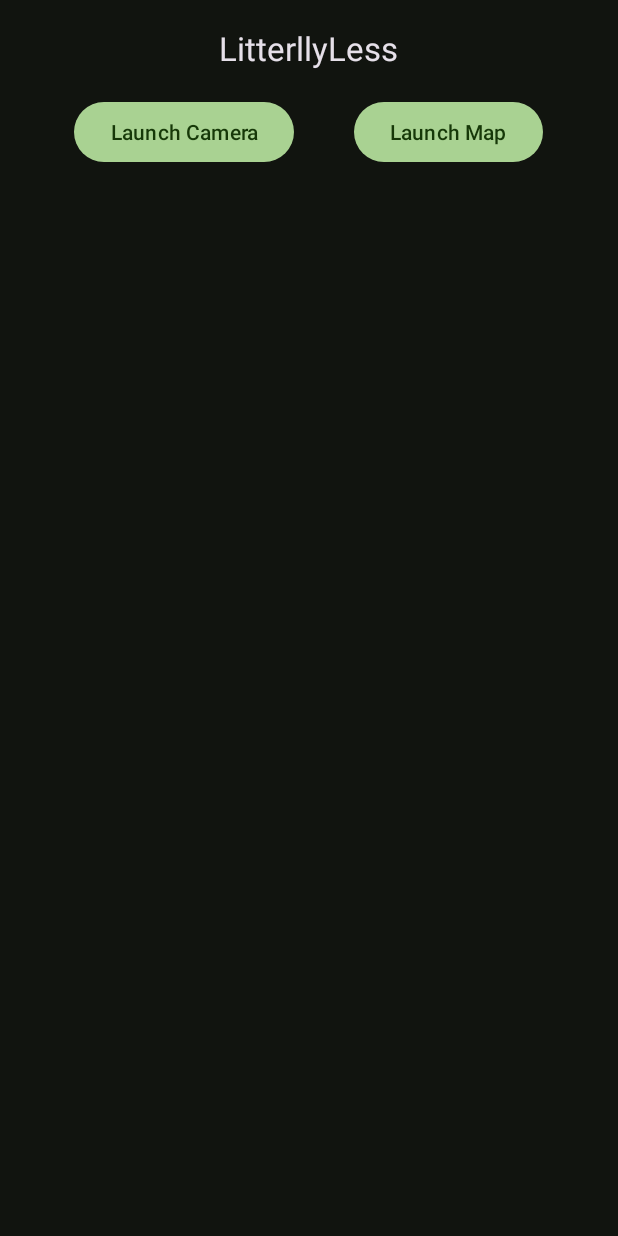
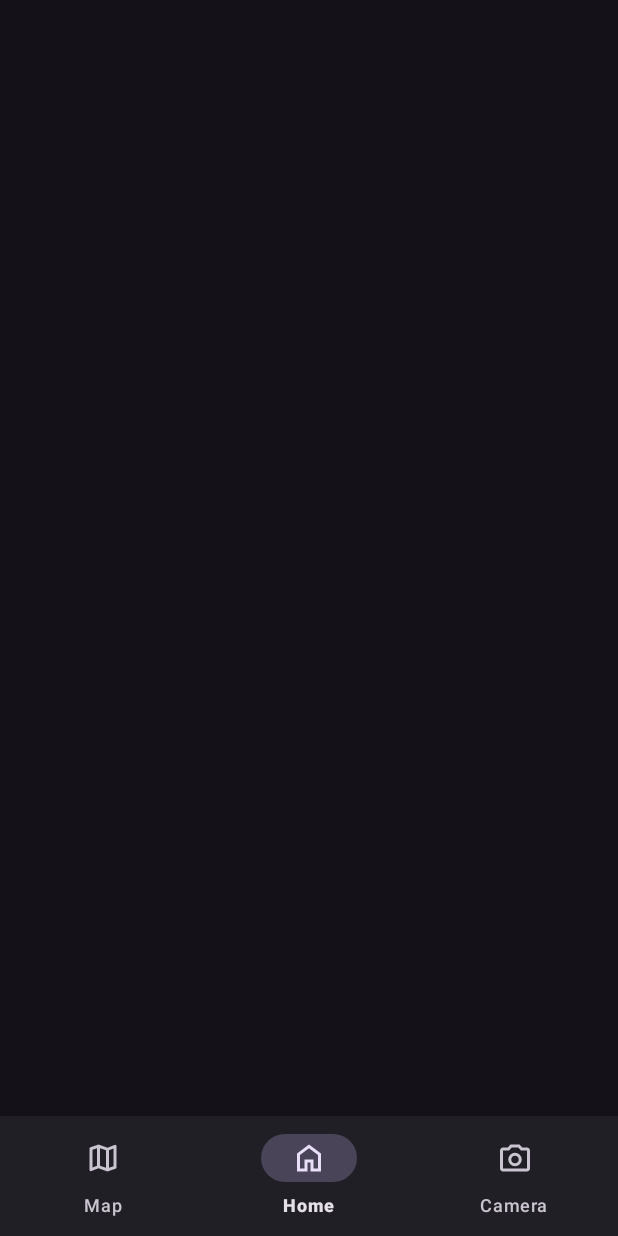
Before and after one commit to goatfanboi23/LitterallyLess, an Android app: the screen it shows after launch (MainActivity), on a phone screen of 412 x 824 dp. Run offline under Robolectric (Android 15) with nearby library versions, the phone set to English and light mode, and no system bars; libraries missing offline, so code that uses them is left out: com.mapbox.common; 1 statement that could not run was skipped.

Commit message:
1. cleaned up imports and unused methods. 2. fixed gradle bug where BuildConfig did not generate string with surrounding quotes 3. added themeing support

```diff
--- a/app/src/main/AndroidManifest.xml
+++ b/app/src/main/AndroidManifest.xml
@@ -20,7 +20,7 @@
             android:label="@string/app_name"
             android:roundIcon="@mipmap/ic_launcher_round"
             android:supportsRtl="true"
-            android:theme="@style/Theme.LitterllyLess"
+            android:theme="@style/Theme.Material3.Dark.NoActionBar"
             android:fitsSystemWindows="true"
             tools:targetApi="35">
             <activity
--- /dev/null
+++ b/app/src/main/java/software/enginer/litterallyless/perms/CameraPermTransition.java
@@ -0,0 +1,35 @@
+package software.enginer.litterallyless.perms;
+
+import android.Manifest;
+
+import androidx.activity.ComponentActivity;
+import androidx.annotation.IdRes;
+import androidx.appcompat.app.AppCompatActivity;
+import androidx.fragment.app.Fragment;
+
+import java.util.Map;
+import java.util.function.Supplier;
+
+import software.enginer.litterallyless.util.perms.LoggablePermissionRequester;
+import software.enginer.litterallyless.util.perms.PermissionRequester;
+
+public class CameraPermTransition extends LoggablePermissionRequester {
+    private final int containerViewId;
+    private final Supplier<Fragment> fragmentCreator;
+
+    public CameraPermTransition(AppCompatActivity context, @IdRes int containerViewId, Supplier<Fragment> fragmentCreator) {
+        super(context, "USED FOR AI TRASH DETECTION", Manifest.permission.CAMERA);
+        this.containerViewId = containerViewId;
+        this.fragmentCreator = fragmentCreator;
+    }
+
+    @Override
+    public void onSuccess() {
+        super.onSuccess();
+        getContext().runOnUiThread(() -> {
+            getContext().getSupportFragmentManager().beginTransaction()
+                    .replace(containerViewId, fragmentCreator.get())
+                    .commitNow();
+        });
+    }
+}
--- /dev/null
+++ b/app/src/main/java/software/enginer/litterallyless/perms/LocationPermTransition.java
@@ -0,0 +1,37 @@
+package software.enginer.litterallyless.perms;
+
+import android.Manifest;
+
+import androidx.annotation.IdRes;
+import androidx.appcompat.app.AppCompatActivity;
+import androidx.fragment.app.Fragment;
+
+import java.util.Map;
+import java.util.function.Supplier;
+
+import software.enginer.litterallyless.util.perms.BiLoggablePermissionRequester;
+
+public class LocationPermTransition extends BiLoggablePermissionRequester {
+    private static final Map<String, String> permDescriptionMap = Map.of(Manifest.permission.ACCESS_COARSE_LOCATION, "Needed to approximate location on map",
+            Manifest.permission.ACCESS_FINE_LOCATION, "Needed to get precise location on map"
+    );
+
+    private final int containerViewId;
+    private final Supplier<Fragment> fragmentCreator;
+
+    public LocationPermTransition(AppCompatActivity activity, @IdRes int containerViewId, Supplier<Fragment> fragmentCreator) {
+        super(activity,  true, permDescriptionMap);
+        this.containerViewId = containerViewId;
+        this.fragmentCreator = fragmentCreator;
+    }
+
+    @Override
+    public void onSuccess() {
+        super.onSuccess();
+        getContext().runOnUiThread(() -> {
+            getContext().getSupportFragmentManager().beginTransaction()
+                    .replace(containerViewId, fragmentCreator.get())
+                    .commitNow();
+        });
+    }
+}
--- a/app/src/main/java/software/enginer/litterallyless/ui/MainActivity.java
+++ b/app/src/main/java/software/enginer/litterallyless/ui/MainActivity.java
@@ -9,86 +9,77 @@ import androidx.appcompat.app.AppCompatActivity;
 import androidx.core.view.WindowCompat;
 import androidx.core.view.WindowInsetsCompat;
 import androidx.core.view.WindowInsetsControllerCompat;
+import androidx.fragment.app.Fragment;
 
 import android.Manifest;
-import android.os.Build;
 import android.os.Bundle;
+import android.view.MenuItem;
 import android.view.View;
-import android.view.WindowInsets;
 
+import com.google.android.material.navigation.NavigationBarView;
+import com.google.android.material.shape.MaterialShapeDrawable;
 import com.mapbox.common.MapboxOptions;
-import com.mapbox.common.SDKVersions;
-
-import java.util.Map;
 
 import software.enginer.litterallyless.BuildConfig;
 import software.enginer.litterallyless.MapFragment;
 import software.enginer.litterallyless.R;
 import software.enginer.litterallyless.databinding.ActivityMainBinding;
-import software.enginer.litterallyless.util.perms.BiLoggablePermissionRequester;
+import software.enginer.litterallyless.perms.CameraPermTransition;
+import software.enginer.litterallyless.perms.LocationPermTransition;
 import software.enginer.litterallyless.util.perms.LoggablePermissionRequester;
 import software.enginer.litterallyless.util.perms.PermissionRequester;
 
 public class MainActivity extends AppCompatActivity {
 
-    PermissionRequester camPermRequest;
-    PermissionRequester locationPermRequest;
     ActivityMainBinding activityMainBinding;
+
+    private PermissionRequester locationPermRequest;
+    private CameraPermTransition camPermRequest;
+
 
     @Override
     protected void onCreate(Bundle savedInstanceState) {
-        try{
+        enableFullscreen();
+        super.onCreate(savedInstanceState);
+        // create binding
+        activityMainBinding = ActivityMainBinding.inflate(getLayoutInflater());
+        setContentView(activityMainBinding.getRoot());
+
+        // initialize mapbox
+        MapboxOptions.setAccessToken(BuildConfig.MapboxAccessToken);
+
+        // create permission request helpers
+        locationPermRequest = new LocationPermTransition(this, R.id.fragment_container, MapFragment::new);
+        camPermRequest = new CameraPermTransition(this, R.id.fragment_container, DetectionFragment::new);
+
+        // configure user interactions
+        activityMainBinding.navBar.setSelectedItemId(R.id.home_menu_item);
+
+        activityMainBinding.navBar.setOnItemSelectedListener(menuItem -> {
+            if (menuItem.getItemId() == R.id.camera_menu_item) {
+                camPermRequest.request();
+            } else if (menuItem.getItemId() == R.id.map_menu_item) {
+                locationPermRequest.request();
+            }else if (menuItem.getItemId() == R.id.home_menu_item){
+                runOnUiThread(() -> {
+                    getSupportFragmentManager().beginTransaction()
+                            .replace(R.id.fragment_container, new Fragment())
+                            .commitNow();
+                });
+            }
+            return true;
+        });
+    }
+
+    private void enableFullscreen() {
+        try {
             EdgeToEdge.enable(this);
-        }catch (Exception e){
+        } catch (Exception e) {
             WindowInsetsControllerCompat windowInsetsController = WindowCompat.getInsetsController(getWindow(), getWindow().getDecorView());
             // Configure the behavior of the hidden system bars.
             windowInsetsController.setSystemBarsBehavior(BEHAVIOR_SHOW_TRANSIENT_BARS_BY_SWIPE);
             windowInsetsController.hide(WindowInsetsCompat.Type.systemBars());
         }
-        super.onCreate(savedInstanceState);
-        activityMainBinding = ActivityMainBinding.inflate(getLayoutInflater());
-        setContentView(activityMainBinding.getRoot());
-        MapboxOptions.setAccessToken(BuildConfig.MapboxAccessToken);
-
-        camPermRequest = new LoggablePermissionRequester(MainActivity.this, "USED FOR AI TRASH DETECTION", Manifest.permission.CAMERA){
-            @Override
-            public void onSuccess() {
-                super.onSuccess();
-                runOnUiThread(() -> {
-                    if (savedInstanceState == null) {
-                        getSupportFragmentManager().beginTransaction()
-                                .replace(R.id.fragment_container, new DetectionFragment())
-                                .commitNow();
-                    }
-                });
-            }
-        };
-        locationPermRequest = new BiLoggablePermissionRequester(MainActivity.this, true,
-                Map.of(Manifest.permission.ACCESS_COARSE_LOCATION, "Needed to approximate location on map",
-                        Manifest.permission.ACCESS_FINE_LOCATION, "Needed to get precise location on map")
-        ){
-            @Override
-            public void onSuccess() {
-                super.onSuccess();
-                runOnUiThread(() -> {
-                    if (savedInstanceState == null) {
-                        getSupportFragmentManager().beginTransaction()
-                                .replace(R.id.fragment_container, new MapFragment())
-                                .commitNow();
-                    }
-                });
-            }
-        };
-        activityMainBinding.cameraButton.setOnClickListener(view -> camPermRequest.request());
-        activityMainBinding.mapButton.setOnClickListener(view -> locationPermRequest.request());
-        OnBackPressedCallback callback = new OnBackPressedCallback(true /* enabled by default */) {
-            @Override
-            public void handleOnBackPressed() {
-                // Handle the back button event
-            }
-        };
-        getOnBackPressedDispatcher().addCallback(this, callback);
-
     }
 
 }
--- a/app/src/main/java/software/enginer/litterallyless/util/perms/BiLoggablePermissionRequester.java
+++ b/app/src/main/java/software/enginer/litterallyless/util/perms/BiLoggablePermissionRequester.java
@@ -3,6 +3,7 @@ package software.enginer.litterallyless.util.perms;
 import android.util.Log;
 
 import androidx.activity.ComponentActivity;
+import androidx.appcompat.app.AppCompatActivity;
 
 import java.util.Arrays;
 import java.util.Map;
@@ -11,7 +12,7 @@ public class BiLoggablePermissionRequester extends BiPermissionRequester {
     private final Map<String, String> rationalPermMap;
     private final String logName;
 
-    public BiLoggablePermissionRequester(ComponentActivity context, boolean requireAll, Map<String, String> rationalPermMap) {
+    public BiLoggablePermissionRequester(AppCompatActivity context, boolean requireAll, Map<String, String> rationalPermMap) {
         super(context, requireAll, rationalPermMap.keySet().toArray(new String[0]));
         this.rationalPermMap = rationalPermMap;
         this.logName = context.getClass().getSimpleName();
--- a/app/src/main/java/software/enginer/litterallyless/util/perms/BiPermissionRequester.java
+++ b/app/src/main/java/software/enginer/litterallyless/util/perms/BiPermissionRequester.java
@@ -6,6 +6,7 @@ import android.content.pm.PackageManager;
 import androidx.activity.ComponentActivity;
 import androidx.activity.result.ActivityResultLauncher;
 import androidx.activity.result.contract.ActivityResultContracts;
+import androidx.appcompat.app.AppCompatActivity;
 import androidx.core.app.ActivityCompat;
 
 import software.enginer.litterallyless.util.Arrays;
@@ -13,13 +14,13 @@ import software.enginer.litterallyless.util.FilterResult;
 
 public abstract class BiPermissionRequester implements PermissionRequester {
 
-    private final Activity context;
+    private final AppCompatActivity context;
     private final ActivityResultLauncher<String[]> requestPermissionLauncher;
     private String[] acceptedPerms = new String[0];
     private String[] rejectedPerms = new String[0];
     private final String[] perms;
 
-    public BiPermissionRequester(ComponentActivity context, boolean requireAll, String... permissions) {
+    public BiPermissionRequester(AppCompatActivity context, boolean requireAll, String... permissions) {
         this.context = context;
         this.perms = permissions;
         requestPermissionLauncher = context.registerForActivityResult(new ActivityResultContracts.RequestMultiplePermissions(), r -> {
@@ -58,7 +59,7 @@ public abstract class BiPermissionRequester implements PermissionRequester {
         requestPermissionLauncher.launch(getPerms());
     }
 
-    public Activity getContext() {
+    public AppCompatActivity getContext() {
         return context;
     }
 }
--- a/app/src/main/java/software/enginer/litterallyless/util/perms/LoggablePermissionRequester.java
+++ b/app/src/main/java/software/enginer/litterallyless/util/perms/LoggablePermissionRequester.java
@@ -3,17 +3,19 @@ package software.enginer.litterallyless.util.perms;
 import android.util.Log;
 
 import androidx.activity.ComponentActivity;
+import androidx.appcompat.app.AppCompatActivity;
 
-public class LoggablePermissionRequester extends SinglePermissionRequester {
+import java.util.Arrays;
+
+public abstract class LoggablePermissionRequester extends SinglePermissionRequester {
     private final String rational;
     private final String logName;
 
-    public LoggablePermissionRequester(ComponentActivity context, String rational, String permission) {
+    public LoggablePermissionRequester(AppCompatActivity context, String rational, String permission) {
         super(context, permission);
         this.rational = rational;
         this.logName = context.getClass().getSimpleName();
     }
-
     @Override
     public void showRational() {
         Log.i(logName, getPerm() + " Permission Rational: " + rational);
@@ -21,11 +23,11 @@ public class LoggablePermissionRequester extends SinglePermissionRequester {
 
     @Override
     public void onSuccess() {
-        Log.i(logName,getPerm() + " Permission Accepted");
+        Log.i(logName, getPerm() + " Permission Accepted");
     }
 
     @Override
     public void onFail() {
-        Log.i(logName, getPerm() + " Permission Rejected");
+        Log.i(logName,getPerm()+ " Permission Rejected");
     }
 }
--- a/app/src/main/java/software/enginer/litterallyless/util/perms/PermissionRequester.java
+++ b/app/src/main/java/software/enginer/litterallyless/util/perms/PermissionRequester.java
@@ -1,11 +1,11 @@
 package software.enginer.litterallyless.util.perms;
 
-import android.app.Activity;
+import androidx.appcompat.app.AppCompatActivity;
 
 public interface PermissionRequester {
     void request();
     void showRational();
     void onSuccess();
     void onFail();
-    Activity getContext();
+    AppCompatActivity getContext();
 }
--- a/app/src/main/java/software/enginer/litterallyless/util/perms/SinglePermissionRequester.java
+++ b/app/src/main/java/software/enginer/litterallyless/util/perms/SinglePermissionRequester.java
@@ -7,15 +7,16 @@ import android.content.pm.PackageManager;
 import androidx.activity.ComponentActivity;
 import androidx.activity.result.ActivityResultLauncher;
 import androidx.activity.result.contract.ActivityResultContracts;
+import androidx.appcompat.app.AppCompatActivity;
 import androidx.core.app.ActivityCompat;
 
 
 public abstract class SinglePermissionRequester implements PermissionRequester {
-    private final Activity context;
+    private final AppCompatActivity context;
     private final String perm;
     private final ActivityResultLauncher<String> requestPermissionLauncher;
 
-    public SinglePermissionRequester(ComponentActivity context, String perm) {
+    public SinglePermissionRequester(AppCompatActivity context, String perm) {
         this.context = context;
         this.perm = perm;
         requestPermissionLauncher = context.registerForActivityResult(new ActivityResultContracts.RequestPermission(), r -> {
@@ -44,7 +45,7 @@ public abstract class SinglePermissionRequester implements PermissionRequester {
         return hasPerm(context, perm);
     }
 
-    public Activity getContext() {
+    public AppCompatActivity getContext() {
         return context;
     }
 
--- /dev/null
+++ b/app/src/main/res/drawable/home_24px.xml
@@ -0,0 +1,10 @@
+<vector xmlns:android="http://schemas.android.com/apk/res/android"
+    android:width="24dp"
+    android:height="24dp"
+    android:viewportWidth="960"
+    android:viewportHeight="960"
+    android:tint="?attr/colorControlNormal">
+  <path
+      android:fillColor="@android:color/white"
+      android:pathData="M240,760L360,760L360,520L600,520L600,760L720,760L720,400L480,220L240,400L240,760ZM160,840L160,360L480,120L800,360L800,840L520,840L520,600L440,600L440,840L160,840ZM480,490L480,490L480,490L480,490L480,490L480,490L480,490L480,490L480,490Z"/>
+</vector>
--- /dev/null
+++ b/app/src/main/res/drawable/map_24px.xml
@@ -0,0 +1,10 @@
+<vector xmlns:android="http://schemas.android.com/apk/res/android"
+    android:width="24dp"
+    android:height="24dp"
+    android:viewportWidth="960"
+    android:viewportHeight="960"
+    android:tint="?attr/colorControlNormal">
+  <path
+      android:fillColor="@android:color/white"
+      android:pathData="M600,840L360,756L174,828Q154,836 137,823.5Q120,811 120,790L120,230Q120,217 127.5,207Q135,197 148,192L360,120L600,204L786,132Q806,124 823,136.5Q840,149 840,170L840,730Q840,743 832.5,753Q825,763 812,768L600,840ZM560,742L560,274L400,218L400,686L560,742ZM640,742L760,702L760,228L640,274L640,742ZM200,732L320,686L320,218L200,258L200,732ZM640,274L640,274L640,742L640,742L640,274ZM320,218L320,218L320,686L320,686L320,218Z"/>
+</vector>
--- /dev/null
+++ b/app/src/main/res/drawable/photo_camera_24px.xml
@@ -0,0 +1,10 @@
+<vector xmlns:android="http://schemas.android.com/apk/res/android"
+    android:width="24dp"
+    android:height="24dp"
+    android:viewportWidth="960"
+    android:viewportHeight="960"
+    android:tint="?attr/colorControlNormal">
+  <path
+      android:fillColor="@android:color/white"
+      android:pathData="M480,700Q555,700 607.5,647.5Q660,595 660,520Q660,445 607.5,392.5Q555,340 480,340Q405,340 352.5,392.5Q300,445 300,520Q300,595 352.5,647.5Q405,700 480,700ZM480,620Q438,620 409,591Q380,562 380,520Q380,478 409,449Q438,420 480,420Q522,420 551,449Q580,478 580,520Q580,562 551,591Q522,620 480,620ZM160,840Q127,840 103.5,816.5Q80,793 80,760L80,280Q80,247 103.5,223.5Q127,200 160,200L286,200L360,120L600,120L674,200L800,200Q833,200 856.5,223.5Q880,247 880,280L880,760Q880,793 856.5,816.5Q833,840 800,840L160,840ZM160,760L800,760Q800,760 800,760Q800,760 800,760L800,280Q800,280 800,280Q800,280 800,280L638,280L565,200L395,200L322,280L160,280Q160,280 160,280Q160,280 160,280L160,760Q160,760 160,760Q160,760 160,760ZM480,520Q480,520 480,520Q480,520 480,520L480,520Q480,520 480,520Q480,520 480,520L480,520L480,520L480,520L480,520L480,520Q480,520 480,520Q480,520 480,520L480,520Q480,520 480,520Q480,520 480,520Z"/>
+</vector>
--- a/app/src/main/res/layout/activity_main.xml
+++ b/app/src/main/res/layout/activity_main.xml
@@ -3,59 +3,25 @@
         xmlns:tools="http://schemas.android.com/tools"
         android:layout_width="match_parent"
         android:layout_height="match_parent"
-        android:background="@android:color/transparent"
         android:id="@+id/layout"
         android:layout_centerHorizontal="true"
         android:orientation="vertical">
 
 
-
-    <com.google.android.material.appbar.AppBarLayout
-            android:layout_gravity="center_horizontal"
-            android:layout_width="wrap_content"
-            android:layout_height="wrap_content"
-            android:id="@+id/appBarLayout">
-
-
-        <com.google.android.material.appbar.MaterialToolbar
-                android:id="@+id/topAppBar"
-                android:layout_width="wrap_content"
-                android:layout_height="wrap_content"
-                android:minHeight="?attr/actionBarSize"
-                app:title="LitterllyLess"
-                app:titleCentered="true" />
-
-    </com.google.android.material.appbar.AppBarLayout>
-
-    <LinearLayout
-            android:layout_width="match_parent"
-            android:layout_height="wrap_content"
-            android:orientation="horizontal"
-            android:gravity="center_horizontal">
-        <com.google.android.material.button.MaterialButton
-                android:layout_gravity="center_horizontal"
-                android:text="Launch Camera"
-                android:layout_width="wrap_content"
-                android:layout_height="wrap_content"
-                android:id="@+id/camera_button"
-                android:layout_marginTop="20dp"
-                android:layout_marginHorizontal="20dp"/>
-        <com.google.android.material.button.MaterialButton
-                android:layout_gravity="center_horizontal"
-                android:text="Launch Map"
-                android:layout_width="wrap_content"
-                android:layout_height="wrap_content"
-                android:id="@+id/map_button"
-                android:layout_marginTop="20dp"
-                android:layout_marginHorizontal="20dp"/>
-    </LinearLayout>
-
     <androidx.fragment.app.FragmentContainerView
             android:id="@+id/fragment_container"
             android:layout_width="match_parent"
             android:layout_height="match_parent"
-            android:background="@android:color/transparent"
             android:keepScreenOn="true"
+            android:layout_weight="1"
             tools:context=".ui.MainActivity" />
 
+
+    <com.google.android.material.bottomnavigation.BottomNavigationView
+            android:id="@+id/nav_bar"
+            android:layout_width="match_parent"
+            android:layout_height="wrap_content"
+            android:layout_weight="0"
+            app:menu="@menu/nav_bar" />
+
 </LinearLayout>
--- /dev/null
+++ b/app/src/main/res/menu/nav_bar.xml
@@ -0,0 +1,18 @@
+<menu xmlns:android="http://schemas.android.com/apk/res/android">
+    <item
+            android:id="@+id/map_menu_item"
+            android:enabled="true"
+            android:icon="@drawable/map_24px"
+            android:title="Map"/>
+    <item
+            android:id="@+id/home_menu_item"
+            android:enabled="true"
+            android:icon="@drawable/home_24px"
+            android:title="Home"
+            />
+    <item
+            android:id="@+id/camera_menu_item"
+            android:enabled="true"
+            android:icon="@drawable/photo_camera_24px"
+            android:title="Camera"/>
+</menu>
--- a/app/src/main/res/values/theme_overlays.xml
+++ b/app/src/main/res/values/theme_overlays.xml
@@ -1,5 +1,5 @@
 <resources>
-    <style name="ThemeOverlay.LitterlyLess.MediumContrast" parent="Theme.Material3.Dark.NoActionBar">
+    <style name="ThemeOverlay.LitterllyLess.MediumContrast" parent="Theme.Material3.Dark.NoActionBar">
         <item name="colorPrimary">@color/md_theme_primary_mediumContrast</item>
         <item name="colorOnPrimary">@color/md_theme_onPrimary_mediumContrast</item>
         <item name="colorPrimaryContainer">@color/md_theme_primaryContainer_mediumContrast</item>
--- a/settings.gradle
+++ b/settings.gradle
@@ -16,7 +16,7 @@ pluginManagement {
     }
 }
 dependencyResolutionManagement {
-    repositoriesMode.set(RepositoriesMode.FAIL_ON_PROJECT_REPOS)
+    repositoriesMode.set(RepositoriesMode.PREFER_SETTINGS)
     repositories {
         google()
         mavenCentral()
```
Also changed, not shown: app/build.gradle (+4 -3 lines), app/src/main/java/software/enginer/litterallyless/MapFragment.java (+0 -30 lines), app/src/main/res/values/colors.xml (+109 -109 lines).
